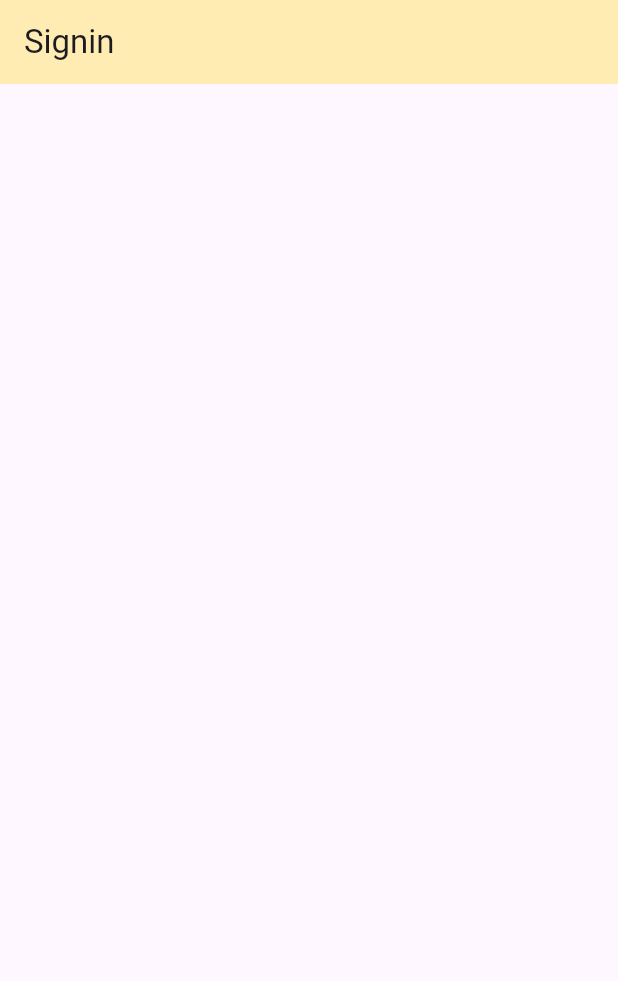
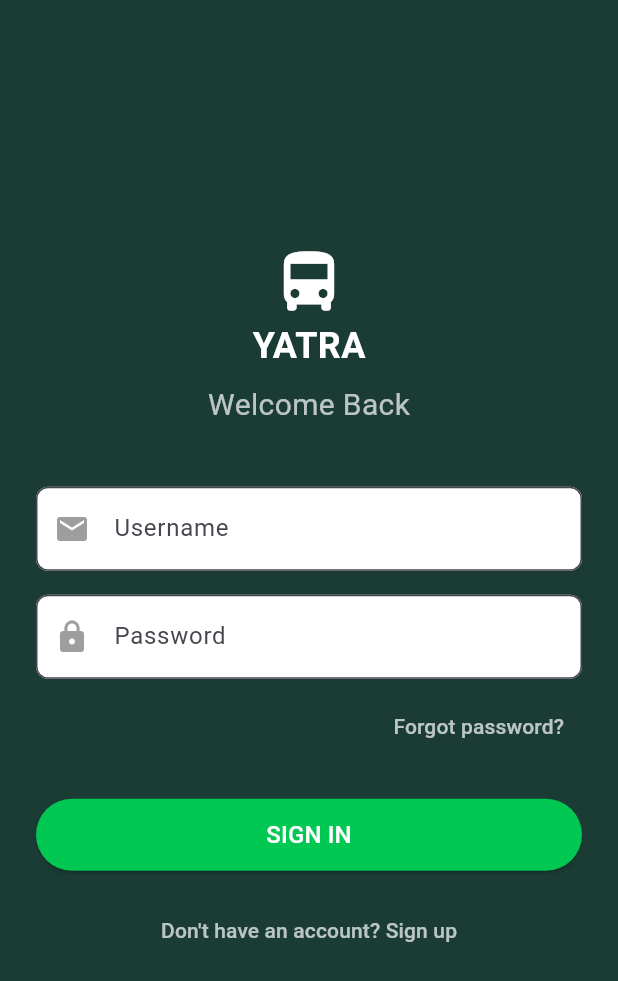
Before and after one commit to Shinigami1593/Yara_Sem_5_project, a Flutter app: the screen it shows after launch, on a phone screen of 412 x 824 dp. Shown: the top 981 px of the screen. Run offline on Flutter 3.47's test engine with Material 3 defaults, Android fonts, the phone set to English and light mode, and no system bars; our stand-ins replace animated_splash_screen, lottie, page_transition.

Commit message:
Signin and signup somewhat done but not fully

```diff
--- /dev/null
+++ b/flutter/yatra_app/lib/model/signin_model.dart
@@ -0,0 +1,5 @@
+class SignInModel {
+  bool validateCredentials(String email, String password) {
+    return email == 'admin' && password == 'admin';
+  }
+}
--- /dev/null
+++ b/flutter/yatra_app/lib/model/signup_model.dart
@@ -0,0 +1,5 @@
+class SignUpModel {
+  bool validateSignup(String email, String password, String confirmPassword) {
+    return password == confirmPassword && email.isNotEmpty && password.length >= 4;
+  }
+}
--- a/flutter/yatra_app/lib/view/signin_view.dart
+++ b/flutter/yatra_app/lib/view/signin_view.dart
@@ -1,15 +1,144 @@
 import 'package:flutter/material.dart';
+import '../model/signin_model.dart';
+import 'dashboard_view.dart';
+import 'signup_view.dart';
 
-class SigninView extends StatelessWidget {
-  const SigninView({super.key});
+class SignInView extends StatefulWidget {
+  const SignInView({super.key});
+
+  @override
+  State<SignInView> createState() => _SignInViewState();
+}
+
+class _SignInViewState extends State<SignInView> {
+  final SignInModel model = SignInModel();
+  String email = '';
+  String password = '';
+  String? error;
+
+  void _login() {
+    if (model.validateCredentials(email.trim(), password.trim())) {
+      Navigator.pushReplacement(
+        context,
+        MaterialPageRoute(builder: (context) => const DashboardView()),
+      );
+    } else {
+      setState(() {
+        error = 'Invalid credentials';
+      });
+    }
+  }
 
   @override
   Widget build(BuildContext context) {
     return Scaffold(
-      appBar: AppBar(
-        title: Text('Signin'),
-        backgroundColor: Colors.amber[100],
-
+      backgroundColor: const Color(0xFF1A3C34), // Transit-inspired dark teal background
+      body: Padding(
+        padding: const EdgeInsets.all(24.0),
+        child: Center(
+          child: SingleChildScrollView(
+            child: Column(
+              mainAxisAlignment: MainAxisAlignment.center,
+              children: [
+                // Logo and Welcome Text
+                const Padding(
+                  padding: EdgeInsets.only(bottom: 40),
+                  child: Column(
+                    children: [
+                      Icon(Icons.directions_bus, size: 50, color: Colors.white),
+                      Text(
+                        'YATRA',
+                        style: TextStyle(
+                          fontSize: 24,
+                          color: Colors.white,
+                          fontWeight: FontWeight.bold,
+                        ),
+                      ),
+                      SizedBox(height: 8),
+                      Text(
+                        'Welcome Back',
+                        style: TextStyle(
+                          fontSize: 20,
+                          color: Colors.white70,
+                        ),
+                      ),
+                    ],
+                  ),
+                ),
+                // Email Field
+                TextField(
+                  onChanged: (value) => email = value,
+                  decoration: InputDecoration(
+                    hintText: 'Username',
+                    filled: true,
+                    fillColor: Colors.white,
+                    border: OutlineInputBorder(
+                      borderRadius: BorderRadius.circular(8),
+                    ),
+                    prefixIcon: const Icon(Icons.email, color: Colors.grey),
+                  ),
+                ),
+                const SizedBox(height: 16),
+                // Password Field
+                TextField(
+                  onChanged: (value) => password = value,
+                  obscureText: true,
+                  decoration: InputDecoration(
+                    hintText: 'Password',
+                    filled: true,
+                    fillColor: Colors.white,
+                    border: OutlineInputBorder(
+                      borderRadius: BorderRadius.circular(8),
+                    ),
+                    prefixIcon: const Icon(Icons.lock, color: Colors.grey),
+                  ),
+                ),
+                // Forgot Password
+                Padding(
+                  padding: const EdgeInsets.only(top: 8.0),
+                  child: Align(
+                    alignment: Alignment.centerRight,
+                    child: TextButton(
+                      onPressed: () {},
+                      child: const Text(
+                        'Forgot password?',
+                        style: TextStyle(color: Colors.white70),
+                      ),
+                    ),
+                  ),
+                ),
+                if (error != null) ...[
+                  const SizedBox(height: 12),
+                  Text(error!, style: const TextStyle(color: Colors.white)),
+                ],
+                const SizedBox(height: 24),
+                // Sign In Button
+                ElevatedButton(
+                  style: ElevatedButton.styleFrom(
+                    backgroundColor: const Color(0xFF00C853), // Transit-inspired green button
+                    foregroundColor: Colors.white,
+                    minimumSize: const Size(double.infinity, 48),
+                    shape: RoundedRectangleBorder(
+                      borderRadius: BorderRadius.circular(24),
+                    ),
+                  ),
+                  onPressed: _login,
+                  child: const Text("SIGN IN", style: TextStyle(fontSize: 16)),
+                ),
+                const SizedBox(height: 16),
+                // Sign Up Link
+                TextButton(
+                  onPressed: () => Navigator.push(context, MaterialPageRoute(builder: (_) => const SignUpView())),
+                  child: const Text(
+                    "Don't have an account? Sign up",
+                    style: TextStyle(color: Colors.white70),
+                  ),
+                ),
+                const SizedBox(height: 16),
+              ],
+            ),
+          ),
+        ),
       ),
     );
   }
--- a/flutter/yatra_app/lib/view/splash_screen_view.dart
+++ b/flutter/yatra_app/lib/view/splash_screen_view.dart
@@ -3,6 +3,9 @@ import 'package:flutter/material.dart';
 import 'package:lottie/lottie.dart';
 import 'package:yatra_app/model/splash_model.dart';
 import 'package:yatra_app/view/signin_view.dart';
+// ignore: depend_on_referenced_packages
+import 'package:page_transition/page_transition.dart';
+
 
 class SplashScreenView extends StatelessWidget {
   final SplashModel _viewmodel = SplashModel();
@@ -21,7 +24,8 @@ class SplashScreenView extends StatelessWidget {
             backgroundColor: Colors.white,
             splashTransition: SplashTransition.fadeTransition,
             duration: 2500,
-            nextScreen: const SigninView(),
+            nextScreen: const SignInView(), // Your login screen
+            pageTransitionType: PageTransitionType.bottomToTop,
           );
         } else {
           return Scaffold(
```
Also changed, not shown: flutter/yatra_app/lib/view/dashboard_view.dart (+15 -0 lines), flutter/yatra_app/lib/view/signup_view.dart (+168 -0 lines).
